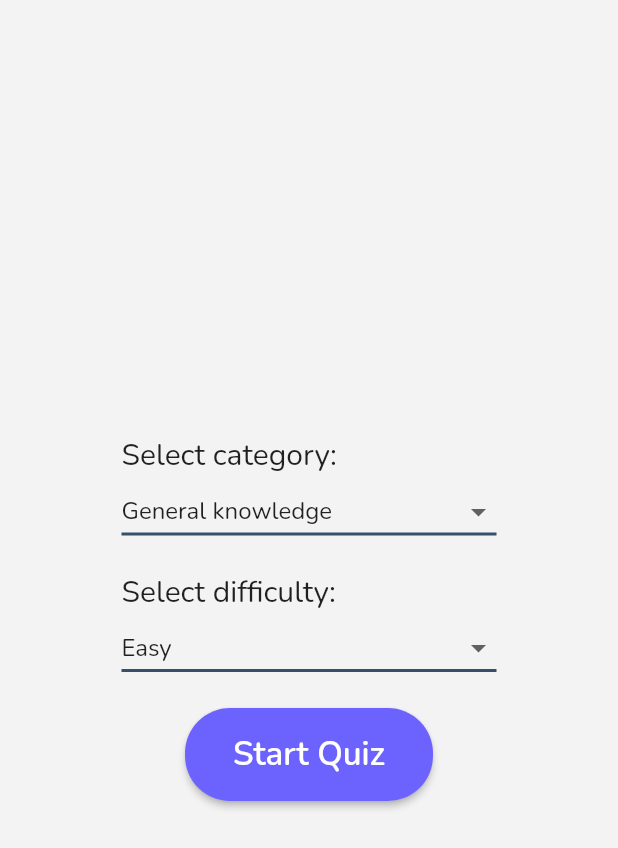
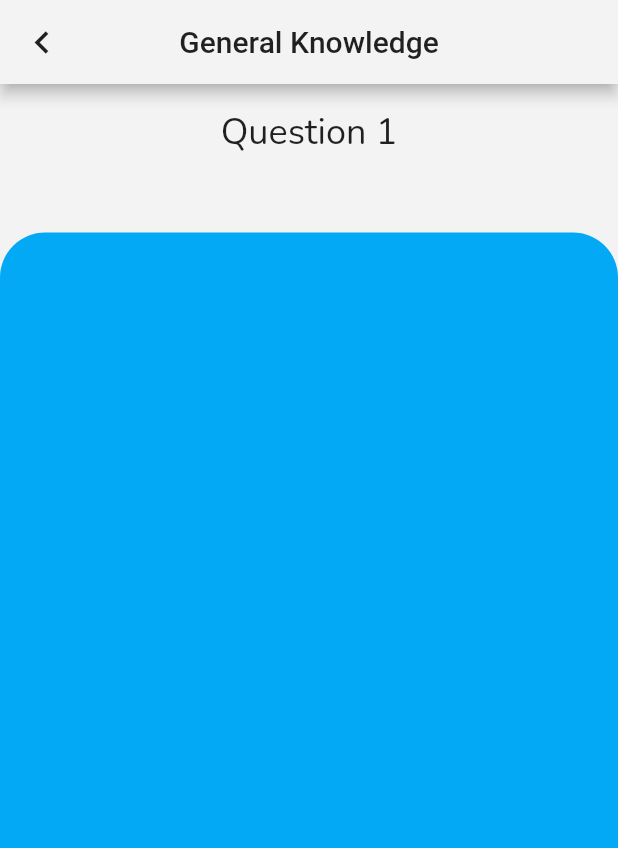
Before and after one commit to marwaneahansal/simple-quiz-app, a Flutter app: the QuizSelection screen opened directly, after a tap on "Start Quiz", on a phone screen of 412 x 824 dp. Shown: the top 848 px of the screen. Run offline on Flutter 3.47's test engine with Material 2 defaults, Android fonts, the phone set to English and light mode, and no system bars; our stand-ins replace google_fonts.

Commit message:
added the main screen to take the quiz

```diff
--- /dev/null
+++ b/quiz_app/lib/quizScreen.dart
@@ -0,0 +1,61 @@
+import 'package:flutter/material.dart';
+
+class Quiz extends StatefulWidget {
+  @override
+  _QuizState createState() => _QuizState();
+}
+
+class _QuizState extends State<Quiz> {
+  int questionNumber = 1;
+  @override
+  Widget build(BuildContext context) {
+    return Scaffold(
+      backgroundColor: Color(0XFFF3F3F4),
+      appBar: AppBar(
+        backgroundColor: Color(0XFFF3F3F4),
+        title: Text(
+          'General Knowledge',
+          style: TextStyle(color: Colors.black87),
+        ),
+        centerTitle: true,
+        leading: IconButton(
+          icon: Icon(
+            Icons.chevron_left,
+            color: Colors.black87,
+            size: 30,
+          ),
+          onPressed: () {
+            Navigator.pop(context);
+          },
+        ),
+      ),
+      body: Container(
+        padding: EdgeInsets.only(top: 16),
+        child: Column(
+          children: [
+            Center(
+              child: Text(
+                'Question $questionNumber',
+                style: TextStyle(fontSize: 24),
+              ),
+            ),
+            SizedBox(
+              height: 50,
+            ),
+            Expanded(
+              child: Container(
+                decoration: BoxDecoration(
+                  borderRadius: BorderRadius.only(
+                    topLeft: Radius.circular(30),
+                    topRight: Radius.circular(30),
+                  ),
+                  color: Colors.lightBlue,
+                ),
+              ),
+            ),
+          ],
+        ),
+      ),
+    );
+  }
+}
--- a/quiz_app/lib/quizSelection.dart
+++ b/quiz_app/lib/quizSelection.dart
@@ -1,4 +1,5 @@
 import 'package:flutter/material.dart';
+import 'package:quiz_app/quizScreen.dart';
 import 'package:quiz_app/styles/widgetStyles.dart';
 import 'package:quiz_app/widgets/dropDownMenu.dart';
 
@@ -60,7 +61,14 @@ class _QuizSelectionState extends State<QuizSelection> {
                   shape: RoundedRectangleBorder(
                     borderRadius: BorderRadius.circular(30),
                   ),
-                  onPressed: () {},
+                  onPressed: () {
+                    Navigator.push(
+                      context,
+                      MaterialPageRoute(
+                        builder: (context) => Quiz(),
+                      ),
+                    );
+                  },
                   color: Color(0xFF6C63FF),
                   textColor: Colors.white,
                   padding: EdgeInsets.symmetric(horizontal: 32, vertical: 16),
```
